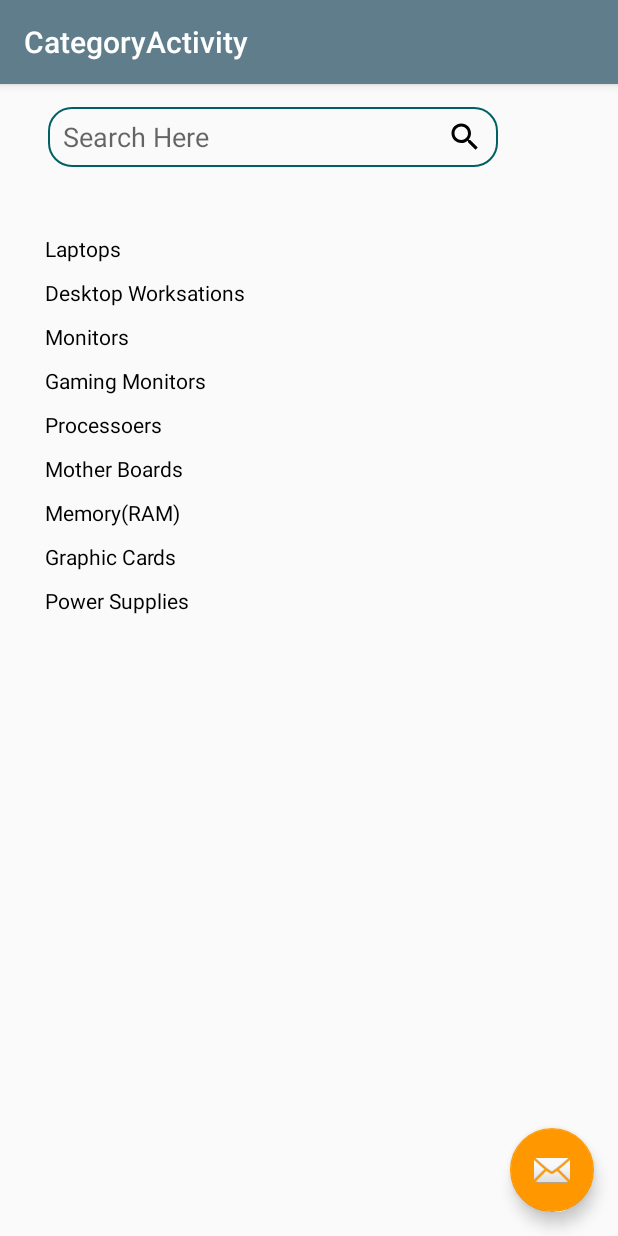
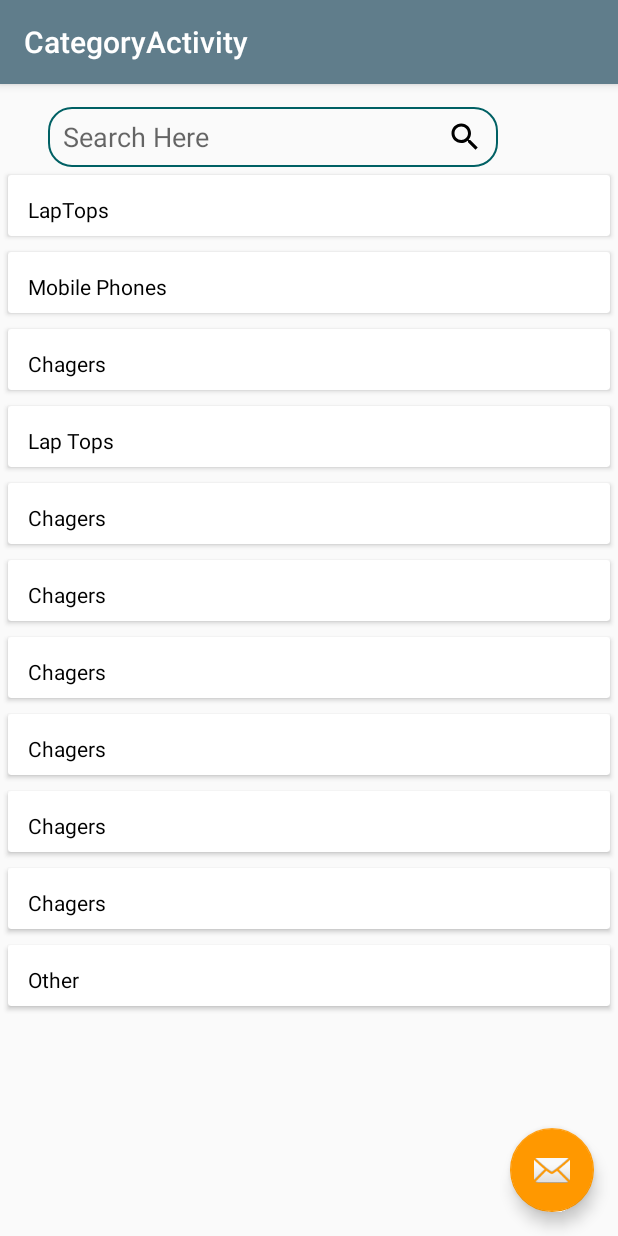
Before and after one commit to RPIUdishan/Computer-accessories-store---Mobile-application, an Android app: the CategoryActivity screen opened directly, with no data from a screen before it, on a phone screen of 412 x 824 dp. Run offline under Robolectric (Android 15) with nearby library versions, the phone set to English and light mode, and no system bars.

Commit message:
category page updated

```diff
--- /dev/null
+++ b/app/src/main/java/codingcafe/example/macrotechnology_cusomer/Category.java
@@ -0,0 +1,27 @@
+package codingcafe.example.macrotechnology_cusomer;
+
+public class Category {
+    String name;
+    int id;
+
+    public Category(String name, int id) {
+        this.name = name;
+        this.id = id;
+    }
+
+    public String getName() {
+        return name;
+    }
+
+    public void setName(String name) {
+        this.name = name;
+    }
+
+    public int getId() {
+        return id;
+    }
+
+    public void setId(int id) {
+        this.id = id;
+    }
+}
--- a/app/src/main/java/codingcafe/example/macrotechnology_cusomer/CategoryActivity.java
+++ b/app/src/main/java/codingcafe/example/macrotechnology_cusomer/CategoryActivity.java
@@ -7,11 +7,19 @@ import com.google.android.material.snackbar.Snackbar;
 
 import androidx.appcompat.app.AppCompatActivity;
 import androidx.appcompat.widget.Toolbar;
+import androidx.recyclerview.widget.LinearLayoutManager;
+import androidx.recyclerview.widget.RecyclerView;
 
 import android.view.View;
 
+import java.util.ArrayList;
+import java.util.List;
+
 public class CategoryActivity extends AppCompatActivity {
+    RecyclerView recyclerView;
+    CategoryAdapter adapter;
 
+    List<Category> categoryList;
     @Override
     protected void onCreate(Bundle savedInstanceState) {
         super.onCreate(savedInstanceState);
@@ -27,6 +35,39 @@ public class CategoryActivity extends AppCompatActivity {
                         .setAction("Action", null).show();
             }
         });
+
+        categoryList=new ArrayList<>();
+        recyclerView=(RecyclerView) findViewById(R.id.recycle_view2);
+        recyclerView.setHasFixedSize(true);
+
+        recyclerView.setLayoutManager(new LinearLayoutManager(this));
+
+
+        //adding some items to our list
+        categoryList.add(
+                new Category("LapTops",1));
+        categoryList.add(
+                new Category("Mobile Phones",2));
+        categoryList.add(
+                new Category("Chagers",3));
+        categoryList.add(
+                new Category("Lap Tops",4));
+        categoryList.add(
+                new Category("Chagers",5));
+        categoryList.add(
+                new Category("Chagers",6));
+        categoryList.add(
+                new Category("Chagers",7));
+        categoryList.add(
+                new Category("Chagers",8));
+        categoryList.add(
+                new Category("Chagers",9));
+        categoryList.add(
+                new Category("Chagers",10));
+        categoryList.add(
+                new Category("Other",5));
+        adapter=new CategoryAdapter(this,categoryList);
+        recyclerView.setAdapter(adapter);
     }
 
 }
--- /dev/null
+++ b/app/src/main/java/codingcafe/example/macrotechnology_cusomer/CategoryAdapter.java
@@ -0,0 +1,68 @@
+package codingcafe.example.macrotechnology_cusomer;
+
+import android.content.Context;
+import android.view.LayoutInflater;
+import android.view.View;
+import android.view.ViewGroup;
+import android.widget.ImageView;
+import android.widget.TextView;
+
+import androidx.annotation.NonNull;
+import androidx.recyclerview.widget.RecyclerView;
+
+import java.util.List;
+
+
+
+    public class CategoryAdapter  extends RecyclerView.Adapter<codingcafe.example.macrotechnology_cusomer.CategoryAdapter.CategoryViewHolder> {
+
+        private Context mCtx;
+        private List<Category> categorytList;
+
+        public CategoryAdapter(Context mCtx, List<Category> categoryList) {
+            this.mCtx = mCtx;
+            this.categorytList = categoryList;
+        }
+
+
+        @Override
+        public codingcafe.example.macrotechnology_cusomer.CategoryAdapter.CategoryViewHolder onCreateViewHolder(@NonNull ViewGroup parent, int viewType) {
+            LayoutInflater inflater=LayoutInflater.from(mCtx);
+            View view=inflater.inflate(R.layout.category_item_layout,null);
+            codingcafe.example.macrotechnology_cusomer.CategoryAdapter.CategoryViewHolder holder=new codingcafe.example.macrotechnology_cusomer.CategoryAdapter.CategoryViewHolder(view);
+            return holder;
+        }
+
+        @Override
+        public void onBindViewHolder(@NonNull codingcafe.example.macrotechnology_cusomer.CategoryAdapter.CategoryViewHolder holder, int position) {
+            Category category=categorytList.get(position);
+            holder.text_category.setText(category.getName());
+
+
+        }
+
+        @Override
+        public int getItemCount() {
+            return categorytList.size();
+        }
+
+        class CategoryViewHolder extends RecyclerView.ViewHolder{
+
+
+            TextView text_category;
+            public CategoryViewHolder (View itemView){
+                super(itemView);
+
+
+                text_category=itemView.findViewById(R.id.text_category);
+
+
+
+
+            }
+
+
+        }
+
+
+    }
--- a/app/src/main/java/codingcafe/example/macrotechnology_cusomer/HomeActivity.java
+++ b/app/src/main/java/codingcafe/example/macrotechnology_cusomer/HomeActivity.java
@@ -90,8 +90,7 @@ List<Product> productList;
                         4.3,
                         60000,
                         R.drawable.item3));
-    adapter=new ProductAdapter(this,productList);
-    recyclerView.setAdapter(adapter);
+
         productList.add(
                 new Product(
                         1,
@@ -100,8 +99,7 @@ List<Product> productList;
                         4.3,
                         70000,
                         R.drawable.item4));
-        adapter=new ProductAdapter(this,productList);
-        recyclerView.setAdapter(adapter);
+
         productList.add(
                 new Product(
                         1,
@@ -110,8 +108,7 @@ List<Product> productList;
                         4.3,
                         60000,
                         R.drawable.item5));
-        adapter=new ProductAdapter(this,productList);
-        recyclerView.setAdapter(adapter);
+
         productList.add(
                 new Product(
                         1,
--- a/app/src/main/res/layout/activity_login.xml
+++ b/app/src/main/res/layout/activity_login.xml
@@ -16,12 +16,13 @@
         android:padding="20dp"
         android:layout_marginLeft="15dp"
         android:layout_marginRight="15dp"
-        android:hint="Phone Number"
-        android:inputType="number"
+        android:hint="Username"
+        android:inputType="text"
         android:textColor="@color/textColor"
         android:textColorHint="@color/colorPrimaryDark"
         android:textSize="17sp"
         android:textStyle="bold"
+        android:layout_marginTop="330dp"
         />
     <EditText
         android:id="@+id/login_password_input"
@@ -33,19 +34,37 @@
         android:layout_marginLeft="15dp"
         android:layout_marginRight="15dp"
         android:hint="Password"
-        android:inputType="number"
+        android:inputType="textPassword"
         android:textColor="@color/textColor"
         android:textColorHint="@color/colorPrimaryDark"
         android:textSize="17sp"
         android:textStyle="bold"
+        android:layout_marginTop="15dp"
         />
+    <Button
+        android:id="@+id/login_btn"
+        android:layout_width="match_parent"
+        android:layout_height="wrap_content"
+        android:layout_below="@+id/login_password_input"
+        android:layout_marginTop="40dp"
+        android:layout_marginBottom="10dp"
+        android:layout_marginLeft="15dp"
+        android:layout_marginRight="15dp"
+        android:background="@drawable/buttons"
+        android:padding="17dp"
+        android:textAllCaps="false"
+        android:text="Login"
+        android:textSize="25sp"
+        android:textColor="@color/textColor"
+        />
+
     <LinearLayout
-        android:id="@+id/linear_layout_1"
+        android:id="@+id/login"
         android:layout_width="match_parent"
         android:layout_height="wrap_content"
         android:orientation="horizontal"
-        android:layout_below="@id/login_password_input"
-        android:layout_marginTop="50dp"
+        android:layout_below="@id/login_btn"
+        android:layout_marginTop="20dp"
         >
         <com.rey.material.widget.CheckBox
             android:id="@+id/remember_me_chkb"
@@ -71,34 +90,5 @@
             android:layout_marginLeft="80dp"
             />
     </LinearLayout>
-    <Button
-        android:id="@+id/login_btn"
-        android:layout_width="match_parent"
-        android:layout_height="wrap_content"
-        android:layout_below="@+id/linear_layout_1"
-        android:layout_marginTop="100dp"
-        android:layout_marginBottom="10dp"
-        android:layout_marginLeft="15dp"
-        android:layout_marginRight="15dp"
-        android:background="@drawable/buttons"
-        android:padding="17dp"
-        android:textAllCaps="false"
-        android:text="Login"
-        android:textSize="25sp"
-        android:textColor="@color/textColor"
-        />
-    <TextView
-        android:id="@+id/admin_panel_link"
-        android:layout_width="wrap_content"
-        android:layout_height="wrap_content"
-        android:text="I'm an Admin?"
-        android:layout_alignParentEnd="true"
-        android:layout_below="@id/login_btn"
-        android:textColor="@color/colorPrimaryDark"
-        android:textSize="20sp"
-        android:textStyle="bold"
-        android:layout_marginLeft="80dp"
-        android:layout_marginEnd="23dp"
-        />
 
 </RelativeLayout>
--- a/app/src/main/res/layout/activity_register.xml
+++ b/app/src/main/res/layout/activity_register.xml
@@ -9,7 +9,7 @@
 
     <EditText
         android:id="@+id/register_username_input"
-        android:layout_width="match_parent"
+        android:layout_width="350dp"
         android:layout_height="wrap_content"
         android:layout_alignParentEnd="true"
         android:layout_alignParentBottom="true"
@@ -24,17 +24,19 @@
         android:inputType="text"
         android:textColorHint="@color/colorPrimary"
         android:textColor="@color/textColor"
+        android:layout_marginLeft="1dp"
+        android:layout_marginRight="30dp"
         />
 
     <EditText
         android:id="@+id/register_email_input"
 
-        android:layout_width="match_parent"
+        android:layout_width="350dp"
         android:layout_height="wrap_content"
         android:layout_alignParentEnd="true"
         android:layout_alignParentBottom="true"
         android:background="@drawable/inputs"
-        android:layout_marginTop="400dp"
+        android:layout_marginTop="100dp"
         android:layout_marginBottom="400dp"
         android:hint="Email"
         android:textSize="20dp"
@@ -43,10 +45,14 @@
         android:paddingBottom="5dp"
         android:textColorHint="@color/colorPrimary"
         android:textColor="@color/textColor"
-        android:paddingLeft="50dp"/>
+        android:paddingLeft="50dp"
+        android:layout_marginLeft="1dp"
+        android:layout_marginRight="30dp"
+
+        />
     <EditText
         android:id="@+id/register_password_input"
-        android:layout_width="match_parent"
+        android:layout_width="350dp"
         android:layout_height="wrap_content"
         android:layout_alignParentEnd="true"
         android:layout_alignParentBottom="true"
@@ -61,10 +67,12 @@
         android:textColorHint="@color/colorPrimary"
         android:textColor="@color/textColor"
         android:paddingLeft="50dp"
+        android:layout_marginLeft="1dp"
+        android:layout_marginRight="30dp"
         />
     <EditText
         android:id="@+id/editReRegPwd"
-        android:layout_width="match_parent"
+        android:layout_width="350dp"
         android:layout_height="wrap_content"
         android:layout_alignParentEnd="true"
         android:layout_alignParentBottom="true"
@@ -78,7 +86,8 @@
         android:paddingTop="5dp"
         android:paddingBottom="5dp"
         android:textColorHint="@color/colorPrimary"
-
+        android:layout_marginLeft="1dp"
+        android:layout_marginRight="30dp"
         android:paddingLeft="50dp"/>
     <Button
         android:id="@+id/register_btn"
--- /dev/null
+++ b/app/src/main/res/layout/category_item_layout.xml
@@ -0,0 +1,32 @@
+<?xml version="1.0" encoding="utf-8"?>
+<LinearLayout xmlns:android="http://schemas.android.com/apk/res/android"
+    android:layout_width="match_parent"
+    android:layout_height="wrap_content"
+    android:orientation="vertical">
+
+    <androidx.cardview.widget.CardView
+        android:layout_width="match_parent"
+        android:layout_height="wrap_content"
+        android:layout_margin="5dp">
+
+        <RelativeLayout
+            android:layout_width="match_parent"
+            android:layout_height="wrap_content"
+            android:padding="8dp">
+
+
+            <TextView
+                android:id="@+id/text_category"
+                android:layout_width="match_parent"
+                android:layout_height="wrap_content"
+                android:layout_marginLeft="5dp"
+                android:layout_marginTop="5dp"
+                android:text="Laptop"
+                android:textAppearance="@style/Base.TextAppearance.AppCompat.Small" />
+
+
+        </RelativeLayout>
+
+    </androidx.cardview.widget.CardView>
+
+</LinearLayout>
--- a/app/src/main/res/layout/content_category.xml
+++ b/app/src/main/res/layout/content_category.xml
@@ -22,87 +22,11 @@
         android:paddingRight="10dp"
         />
 
-    <TextView
-        android:id="@+id/laptop"
-        android:layout_width="wrap_content"
-        android:layout_height="wrap_content"
-        android:text="Laptops"
-        android:layout_marginTop="100dp"
-        android:layout_marginLeft="30dp"
-        />
-    <TextView
-        android:id="@+id/dc"
-        android:layout_width="wrap_content"
-        android:layout_height="wrap_content"
-        android:text="Desktop Worksations"
-        android:layout_marginTop="10dp"
-        android:layout_below="@+id/laptop"
-        android:layout_marginLeft="30dp"
-        />
+    <androidx.recyclerview.widget.RecyclerView
+        android:id="@+id/recycle_view2"
+        android:layout_width="match_parent"
+        android:layout_height="match_parent"
+        android:layout_below="@id/search"
+        ></androidx.recyclerview.widget.RecyclerView>
 
-    <TextView
-        android:id="@+id/monitors"
-        android:layout_width="wrap_content"
-        android:layout_height="wrap_content"
-        android:text="Monitors"
-        android:layout_marginTop="10dp"
-        android:layout_below="@+id/dc"
-        android:layout_marginLeft="30dp"
-        />
-
-    <TextView
-        android:id="@+id/gMonitors"
-        android:layout_width="wrap_content"
-        android:layout_height="wrap_content"
-        android:text="Gaming Monitors"
-        android:layout_marginTop="10dp"
-        android:layout_below="@+id/monitors"
-        android:layout_marginLeft="30dp"
-        />
-    <TextView
-        android:id="@+id/processors"
-        android:layout_width="wrap_content"
-        android:layout_height="wrap_content"
-        android:text="Processoers"
-        android:layout_marginTop="10dp"
-        android:layout_below="@+id/gMonitors"
-        android:layout_marginLeft="30dp"
-        />
-    <TextView
-        android:id="@+id/mBoard"
-        android:layout_width="wrap_content"
-        android:layout_height="wrap_content"
-        android:text="Mother Boards"
-        android:layout_marginTop="10dp"
-        android:layout_below="@+id/processors"
-        android:layout_marginLeft="30dp"
-        />
-    <TextView
-        android:id="@+id/memory"
-        android:layout_width="wrap_content"
-        android:layout_height="wrap_content"
-        android:text="Memory(RAM)"
-        android:layout_marginTop="10dp"
-        android:layout_below="@+id/mBoard"
-        android:layout_marginLeft="30dp"
-        />
-    <TextView
-        android:id="@+id/graphic"
-        android:layout_width="wrap_content"
-        android:layout_height="wrap_content"
-        android:text="Graphic Cards"
-        android:layout_marginTop="10dp"
-        android:layout_below="@+id/memory"
-        android:layout_marginLeft="30dp"
-        />
-
-    <TextView
-        android:id="@+id/pSupp"
-        android:layout_width="wrap_content"
-        android:layout_height="wrap_content"
-        android:text="Power Supplies"
-        android:layout_marginTop="10dp"
-        android:layout_below="@+id/graphic"
-        android:layout_marginLeft="30dp"
-        />
 </RelativeLayout>
```
